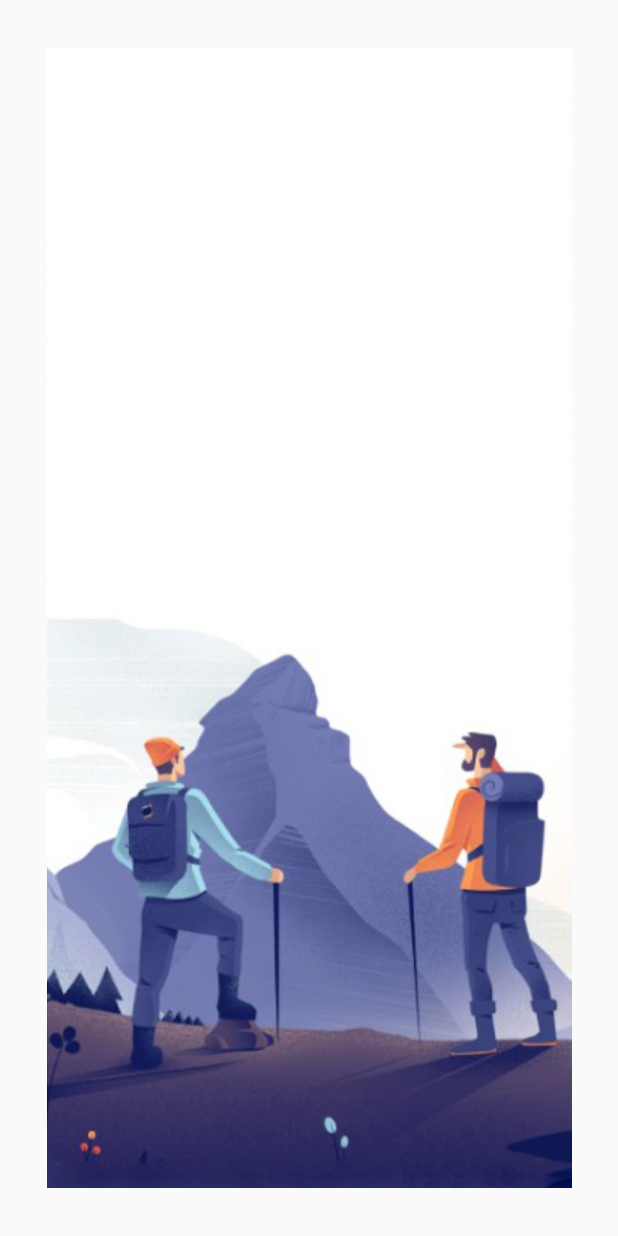
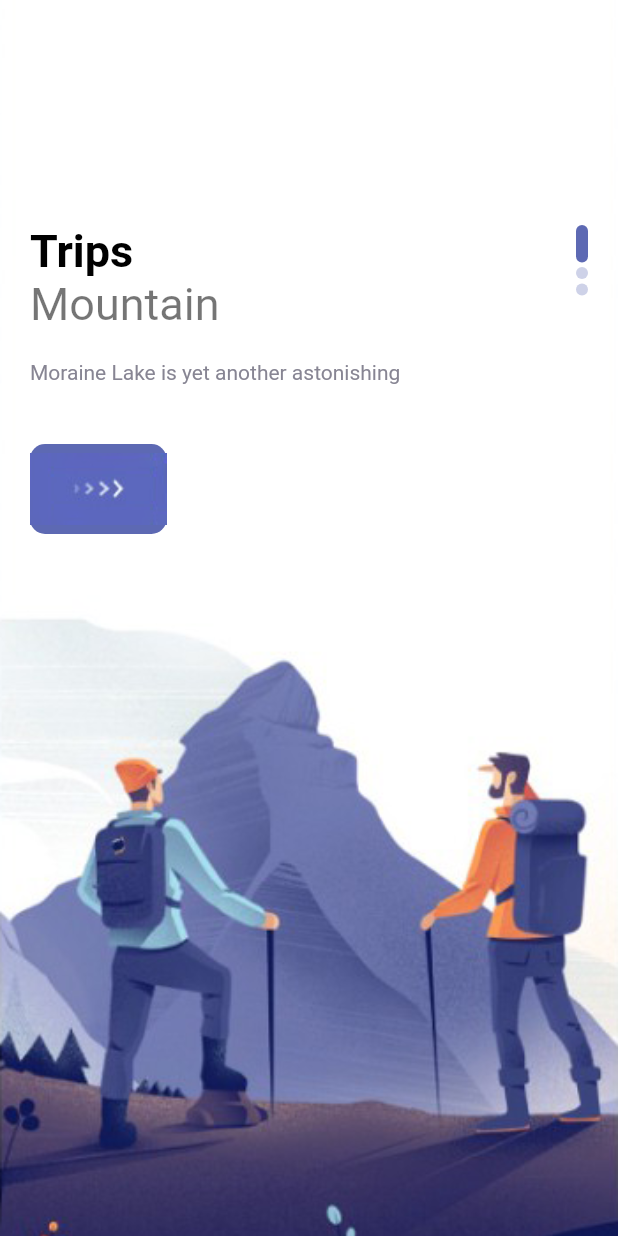
Before and after one commit to srmorteza/travel_app_flutter, a Flutter app: the screen it shows after launch, on a phone screen of 412 x 824 dp. Run offline on Flutter 3.47's test engine with Material 2 defaults, Android fonts, the phone set to English and light mode, and no system bars.

Commit message:
complate the first page(slider) with text component and button component 1401-7-27

```diff
--- /dev/null
+++ b/lib/misc/colors.dart
@@ -0,0 +1,11 @@
+import 'dart:ui';
+
+class AppColors{
+  static final Color textColor1= Color(0xFF989acd);
+  static final Color textColor2 = Color(0xFF878593);
+  static final Color bigTextColor=Color(0xFF2e2e31);
+  static final Color mainColor= Color(0xFF5d69b3);
+  static final Color starColor = Color(0xFFe7bb4e);
+  static final Color mainTextColor = Color(0xFFababad);
+  static final Color buttonBackground = Color(0xFFf1f1f9);
+}
--- a/lib/pages/wellcome_page.dart
+++ b/lib/pages/wellcome_page.dart
@@ -1,6 +1,10 @@
 import 'package:flutter/cupertino.dart';
 import 'package:flutter/material.dart';
 import 'package:flutter/rendering.dart';
+import 'package:travel/misc/colors.dart';
+import 'package:travel/widgets/app_large_text.dart';
+import 'package:travel/widgets/app_text.dart';
+import 'package:travel/widgets/responsive_button.dart';
 
 class WellcomPage extends StatefulWidget {
   const WellcomPage({Key? key}) : super(key: key);
@@ -28,7 +32,58 @@ class _WellcomPageState extends State<WellcomPage> {
               height: double.maxFinite,
               decoration: BoxDecoration(
                   image: DecorationImage(
+                    fit: BoxFit.cover,
                       image: AssetImage("img/"+images[index]))),
+              child: Container(
+                margin: const EdgeInsets.only(top: 150,left: 20,right: 20),
+                child: Row(
+                  mainAxisAlignment: MainAxisAlignment.spaceBetween,
+                  children: [
+                    Column(
+                      crossAxisAlignment: CrossAxisAlignment.start,
+                      children: [
+                       AppLargeText(text: "Trips"),
+                       AppText(text: "Mountain" , size: 30,),
+                        SizedBox(height: 20,),
+                        Container(
+                          width: 250,
+                          child: AppText(
+                            text: "Moraine Lake is yet another astonishing ",
+                            color: AppColors.textColor2,
+                            size: 14,
+                          ),
+                        ),
+                        SizedBox(height: 40,),
+                        ResponsiveButton()
+
+
+
+
+
+
+
+
+
+
+                      ],
+                    ),
+                    Column(
+                      children: List.generate(3, (indexDot) {
+                        return Container(
+                          margin: const EdgeInsets.only(bottom: 3),
+                          width: 8,
+                          height: index==indexDot?25:8,
+                          decoration: BoxDecoration(
+                            borderRadius: BorderRadius.circular(8),
+                            color: index==indexDot? AppColors.mainColor : AppColors.mainColor.withOpacity(0.3),
+
+                          ),
+                        ) ;
+                      }),
+                    )
+                  ],
+                ),
+              ),
             );
           }),
     );
--- /dev/null
+++ b/lib/widgets/app_large_text.dart
@@ -0,0 +1,27 @@
+import 'package:flutter/cupertino.dart';
+import 'package:flutter/material.dart';
+
+class AppLargeText extends StatelessWidget {
+  AppLargeText({this.size=30 , required this.text, this.color=Colors.black}) ;
+
+  double size ;
+  final String text ;
+  final Color color;
+
+  @override
+  Widget build(BuildContext context) {
+    return Text(
+      text,
+      style: TextStyle(
+        color: color ,
+        fontSize: size ,
+        fontWeight: FontWeight.bold,
+
+
+
+
+      ),
+
+    );
+  }
+}
--- /dev/null
+++ b/lib/widgets/app_text.dart
@@ -0,0 +1,22 @@
+import 'package:flutter/cupertino.dart';
+import 'package:flutter/material.dart';
+
+class AppText extends StatelessWidget {
+  AppText({this.size=16 , required this.text, this.color=Colors.black54}) ;
+
+  double size ;
+  final String text ;
+  final Color color;
+
+  @override
+  Widget build(BuildContext context) {
+    return Text(
+      text,
+      style: TextStyle(
+        color: color ,
+        fontSize: size ,
+       ),
+
+    );
+  }
+}
--- /dev/null
+++ b/lib/widgets/responsive_button.dart
@@ -0,0 +1,29 @@
+
+
+import 'package:flutter/cupertino.dart';
+import 'package:travel/misc/colors.dart';
+
+
+class ResponsiveButton extends StatelessWidget {
+  bool? isResponsive ;
+  double? width ;
+  ResponsiveButton({Key? key , this.width, this.isResponsive=false}) : super(key: key);
+
+  @override
+  Widget build(BuildContext context) {
+    return Container(
+      width: width,
+      height: 60,
+      decoration: BoxDecoration(
+        borderRadius: BorderRadius.circular(10),
+        color: AppColors.mainColor,
+      ),
+      child: Row(
+        mainAxisAlignment: MainAxisAlignment.center,
+        children: [
+          Image.asset("img/button-one.png"),
+        ],
+      ),
+    );
+  }
+}
```
